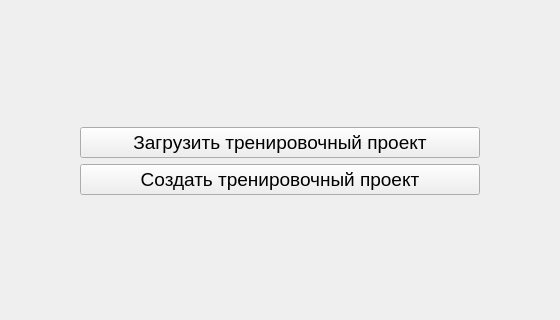
ivansoya/neural-master, file desktop_app/design/page_save_load.ui: the form before one commit; both pictures show x 298 to 858 and y 247 to 567 of the 1155 by 815 pixel window.
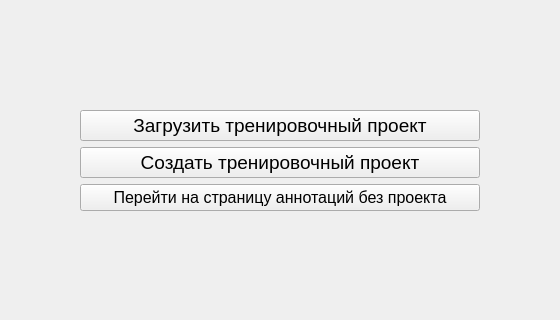
The form after the commit.

Patch:
```diff
--- a/desktop_app/design/page_save_load.ui
+++ b/desktop_app/design/page_save_load.ui
@@ -74,6 +74,18 @@
          </property>
         </widget>
        </item>
+       <item>
+        <widget class="QPushButton" name="button_skip_creation">
+         <property name="font">
+          <font>
+           <pointsize>12</pointsize>
+          </font>
+         </property>
+         <property name="text">
+          <string>Перейти на страницу аннотаций без проекта</string>
+         </property>
+        </widget>
+       </item>
        <item>
         <spacer name="verticalSpacer_5">
          <property name="orientation">
```
